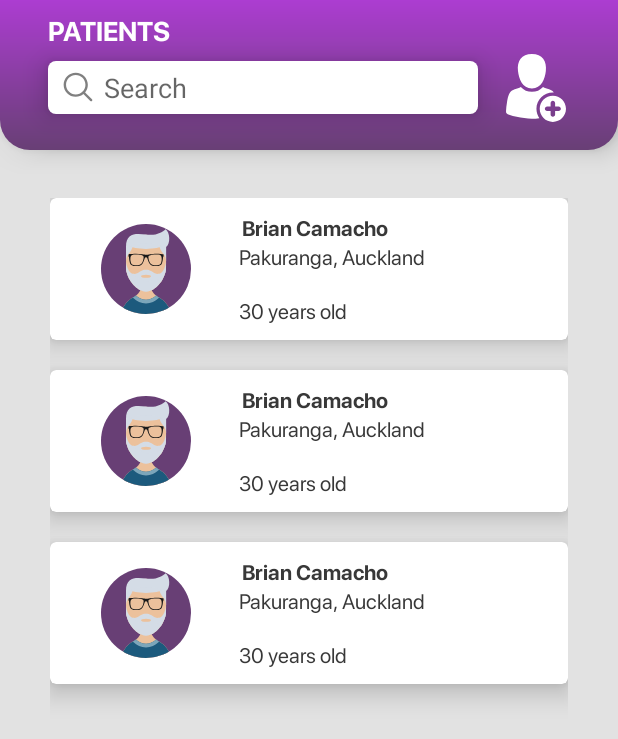
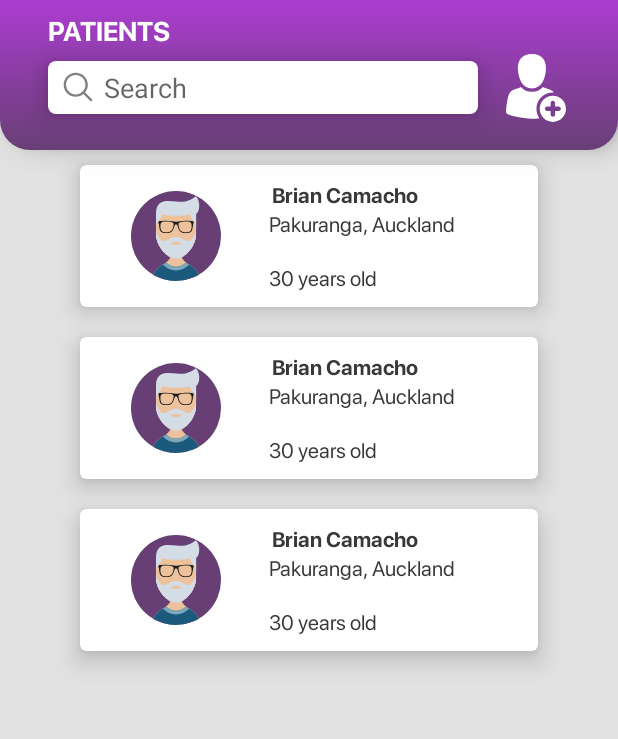
Before and after one commit to timeoutmode/ADAS, an Android app: the layout activity_patient.xml on its own in the app's theme, with its tools: preview values and no code run, on a phone screen of 412 x 824 dp. Shown: the top 739 px of the screen. Run offline under Robolectric (Android 15) with nearby library versions, the phone set to English and light mode, and no system bars.

```diff
--- a/app/src/main/res/layout/activity_patient.xml
+++ b/app/src/main/res/layout/activity_patient.xml
@@ -64,7 +64,7 @@
         android:id="@+id/recylcer_view"
         android:layout_width="409dp"
         android:layout_height="0dp"
-        android:padding="32dp"
+        android:paddingHorizontal="32dp"
         app:layout_constraintBottom_toBottomOf="parent"
         app:layout_constraintEnd_toEndOf="parent"
         app:layout_constraintStart_toStartOf="parent"
--- a/app/src/main/res/layout/layout_patient_item.xml
+++ b/app/src/main/res/layout/layout_patient_item.xml
@@ -4,10 +4,11 @@
     xmlns:tools="http://schemas.android.com/tools"
     android:layout_width="match_parent"
     android:layout_height="wrap_content"
-    android:layout_marginBottom="20dp"
     android:background="@drawable/main_white_frame"
     app:cardCornerRadius="4dp"
-    app:cardElevation="10dp">
+    app:cardElevation="10dp"
+    android:layout_marginHorizontal="20dp"
+    android:layout_marginVertical="10dp">
 
     <androidx.constraintlayout.widget.ConstraintLayout
         android:layout_width="match_parent"
```
Also changed, not shown: app/src/main/java/com/example/adas/PatientActivity.java (+8 -3 lines).
